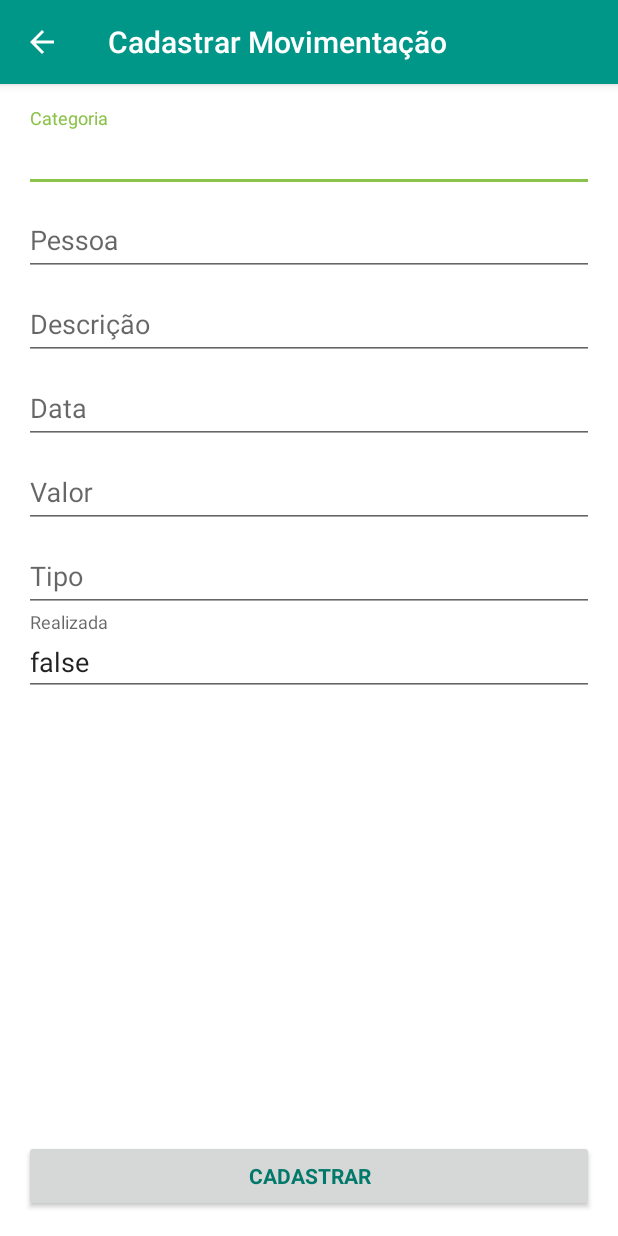
After one commit to chicobentojr/minhaeiro, an Android app: the MovimentacaoCadastroActivity screen opened directly, with no data from a screen before it, on a phone screen of 412 x 824 dp. The commit adds this screen. Run offline under Robolectric (Android 15) with nearby library versions, the phone set to English and light mode, and no system bars; our stand-ins replace Volley.

Commit message:
Inicia o Cadastro de Movimentação

```diff
--- a/app/src/main/java/br/com/chicobentojr/minhaeiro/activity/LoginActivity.java
+++ b/app/src/main/java/br/com/chicobentojr/minhaeiro/activity/LoginActivity.java
@@ -89,7 +89,6 @@ public class LoginActivity extends AppCompatActivity implements TextView.OnEdito
                 new Response.Listener<JSONObject>() {
                     @Override
                     public void onResponse(JSONObject response) {
-                        Log.i("MINHAEIRO",response.toString());
                         Gson gson = new Gson();
                         Usuario usuarioResposta = gson.fromJson(response.toString(), Usuario.class);
                         P.setUsuario(usuarioResposta);
--- /dev/null
+++ b/app/src/main/java/br/com/chicobentojr/minhaeiro/activity/MovimentacaoCadastroActivity.java
@@ -0,0 +1,148 @@
+package br.com.chicobentojr.minhaeiro.activity;
+
+import android.app.ProgressDialog;
+import android.content.Intent;
+import android.os.Bundle;
+import android.support.v7.app.AppCompatActivity;
+import android.view.View;
+import android.widget.EditText;
+
+import com.android.volley.Request;
+import com.android.volley.Response;
+import com.android.volley.VolleyError;
+import com.android.volley.toolbox.JsonObjectRequest;
+import com.google.gson.Gson;
+
+import org.json.JSONObject;
+
+import br.com.chicobentojr.minhaeiro.R;
+import br.com.chicobentojr.minhaeiro.models.Movimentacao;
+import br.com.chicobentojr.minhaeiro.models.Usuario;
+import br.com.chicobentojr.minhaeiro.utils.ApiRoutes;
+import br.com.chicobentojr.minhaeiro.utils.AppController;
+import br.com.chicobentojr.minhaeiro.utils.MinhaeiroErrorHelper;
+import br.com.chicobentojr.minhaeiro.utils.MinhaeiroRetryPolicy;
+import br.com.chicobentojr.minhaeiro.utils.P;
+
+public class MovimentacaoCadastroActivity extends AppCompatActivity {
+
+    private EditText txtCategoria;
+    private EditText txtPessoa;
+    private EditText txtMovimentacaoData;
+    private EditText txtMovimentacaoValor;
+    private EditText txtDescricao;
+    private EditText txtMovimentacaoTipo;
+    private EditText txtRealizada;
+    private ProgressDialog progressDialog;
+
+    @Override
+    protected void onCreate(Bundle savedInstanceState) {
+        super.onCreate(savedInstanceState);
+        setContentView(R.layout.activity_movimentacao_cadastro);
+        getSupportActionBar().setDisplayHomeAsUpEnabled(true);
+
+        txtCategoria = (EditText) findViewById(R.id.txtCategoria);
+        txtPessoa = (EditText) findViewById(R.id.txtPessoa);
+        txtMovimentacaoData = (EditText) findViewById(R.id.txtMovimentacaoData);
+        txtMovimentacaoValor = (EditText) findViewById(R.id.txtMovimentacaoValor);
+        txtDescricao = (EditText) findViewById(R.id.txtDescricao);
+        txtMovimentacaoTipo = (EditText) findViewById(R.id.txtMovimentacaoTipo);
+        txtRealizada = (EditText) findViewById(R.id.txtRealizada);
+
+        txtRealizada.setText(String.valueOf(false));
+
+        progressDialog = new ProgressDialog(this);
+        progressDialog.setCanceledOnTouchOutside(false);
+    }
+
+    public void cadastrar(View v) {
+        limparErros();
+
+        int categoria_id = Integer.parseInt(txtCategoria.getText().toString());
+        int pessoa_id = Integer.parseInt(txtPessoa.getText().toString());
+        String movimentacao_data = txtMovimentacaoData.getText().toString();
+        double valor = Double.parseDouble(txtMovimentacaoValor.getText().toString());
+        String descricao = txtDescricao.getText().toString();
+        char tipo = txtMovimentacaoTipo.getText().charAt(0);
+        boolean realizada = Boolean.valueOf(txtRealizada.getText().toString());
+
+        boolean valido = true;
+        View focusView = null;
+
+        if (movimentacao_data.isEmpty()) {
+            txtMovimentacaoData.setError("A Data é obrigatória");
+            focusView = txtMovimentacaoData;
+            valido = false;
+        } else if (String.valueOf(valor).isEmpty() || valor <= 0) {
+            txtMovimentacaoValor.setError("O Valor é obrigatório");
+            focusView = txtMovimentacaoValor;
+            valido = false;
+        } else if (descricao.isEmpty()) {
+            txtDescricao.setError("A Descrição é obrigatória");
+            focusView = txtDescricao;
+            valido = false;
+        } else if (String.valueOf(tipo).isEmpty()) {
+            txtMovimentacaoTipo.setError("O Tipo é obrigatório");
+            focusView = txtMovimentacaoTipo;
+            valido = false;
+        } else if (String.valueOf(realizada).isEmpty()) {
+            txtRealizada.setError("Esse campo é obrigatório");
+            focusView = txtRealizada;
+            valido = false;
+        }
+
+        if (!valido) {
+            focusView.requestFocus();
+        } else {
+            Movimentacao movimentacao = new Movimentacao();
+
+            movimentacao.categoria_id = categoria_id;
+            movimentacao.pessoa_id = pessoa_id;
+            movimentacao.movimentacao_data = movimentacao_data;
+            movimentacao.valor = valor;
+            movimentacao.descricao = descricao;
+            movimentacao.tipo = tipo;
+            movimentacao.realizada = realizada;
+
+            cadastrarMovimentacao(movimentacao);
+        }
+    }
+
+    public void cadastrarMovimentacao(Movimentacao movimentacao){
+        progressDialog.setMessage("Carregando...");
+        progressDialog.show();
+
+        JsonObjectRequest request = new JsonObjectRequest(
+                Request.Method.POST,
+                ApiRoutes.montar(P.autenticacao(),"movimentacao",P.usuario_id().toString()),
+                new JSONObject(movimentacao.toParams()),
+                new Response.Listener<JSONObject>() {
+                    @Override
+                    public void onResponse(JSONObject response) {
+                        Gson gson = new Gson();
+                        Movimentacao movimentacaoResposta = gson.fromJson(response.toString(), Movimentacao.class);
+
+                        progressDialog.hide();
+                        startActivity(new Intent(getApplicationContext(), MainActivity.class));
+                    }
+                }, new Response.ErrorListener() {
+            @Override
+            public void onErrorResponse(VolleyError error) {
+                progressDialog.hide();
+                MinhaeiroErrorHelper.alertar(error, MovimentacaoCadastroActivity.this);
+            }
+        });
+        AppController.getInstance().addToRequestQueue(request);
+    }
+
+    public void limparErros() {
+        txtCategoria.setError(null);
+        txtPessoa.setError(null);
+        txtMovimentacaoData.setError(null);
+        txtMovimentacaoValor.setError(null);
+        txtDescricao.setError(null);
+        txtMovimentacaoTipo.setError(null);
+        txtRealizada.setError(null);
+    }
+
+}
--- a/app/src/main/java/br/com/chicobentojr/minhaeiro/utils/AppController.java
+++ b/app/src/main/java/br/com/chicobentojr/minhaeiro/utils/AppController.java
@@ -38,6 +38,7 @@ public class AppController extends Application {
         getRequestQueue().add(request);
     }
     public <T> void addToRequestQueue(Request<T> request){
+        request.setRetryPolicy(MinhaeiroRetryPolicy.getInstance());
         request.setTag(TAG);
         getRequestQueue().add(request);
     }
--- /dev/null
+++ b/app/src/main/res/layout/activity_movimentacao_cadastro.xml
@@ -0,0 +1,145 @@
+<LinearLayout xmlns:android="http://schemas.android.com/apk/res/android"
+    xmlns:tools="http://schemas.android.com/tools"
+    android:layout_width="match_parent"
+    android:layout_height="match_parent"
+    android:gravity="center_horizontal"
+    android:orientation="vertical"
+    android:paddingBottom="@dimen/activity_vertical_margin"
+    android:paddingLeft="@dimen/activity_horizontal_margin"
+    android:paddingRight="@dimen/activity_horizontal_margin"
+    android:paddingTop="@dimen/activity_vertical_margin"
+    tools:context="br.com.chicobentojr.minhaeiro.activity.MovimentacaoCadastroActivity">
+
+    <ScrollView
+        android:layout_weight="9"
+        android:layout_width="match_parent"
+        android:layout_height="0dp">
+
+        <LinearLayout
+            android:orientation="vertical"
+            android:layout_width="match_parent"
+            android:layout_height="match_parent">
+
+            <android.support.design.widget.TextInputLayout
+                android:layout_width="match_parent"
+                android:layout_height="wrap_content">
+
+                <EditText
+                    android:id="@+id/txtCategoria"
+                    android:layout_width="match_parent"
+                    android:layout_height="wrap_content"
+                    android:focusable="true"
+                    android:focusableInTouchMode="true"
+                    android:hint="Categoria"
+                    android:inputType="number"
+                    android:maxLines="1"
+                    android:singleLine="true" />
+
+            </android.support.design.widget.TextInputLayout>
+
+            <android.support.design.widget.TextInputLayout
+                android:layout_width="match_parent"
+                android:layout_height="wrap_content">
+
+                <EditText
+                    android:id="@+id/txtPessoa"
+                    android:layout_width="match_parent"
+                    android:layout_height="wrap_content"
+                    android:focusable="true"
+                    android:focusableInTouchMode="true"
+                    android:hint="Pessoa"
+                    android:inputType="number"
+                    android:maxLines="1"
+                    android:singleLine="true" />
+
+            </android.support.design.widget.TextInputLayout>
+
+
+            <android.support.design.widget.TextInputLayout
+                android:layout_width="match_parent"
+                android:layout_height="wrap_content">
+
+                <EditText
+                    android:id="@+id/txtDescricao"
+                    android:layout_width="match_parent"
+                    android:layout_height="wrap_content"
+                    android:focusable="true"
+                    android:focusableInTouchMode="true"
+                    android:hint="@string/txtDescricaoHint"
+                    android:inputType="textAutoCorrect"
+                    android:maxLines="1"
+                    android:singleLine="true" />
+
+            </android.support.design.widget.TextInputLayout>
+
+
+            <android.support.design.widget.TextInputLayout
+                android:layout_width="match_parent"
+                android:layout_height="wrap_content">
+
+                <EditText
+                    android:id="@+id/txtMovimentacaoData"
+                    android:layout_width="match_parent"
+                    android:layout_height="wrap_content"
+                    android:hint="@string/txtMovimentacaoDataHint"
+                    android:inputType="date" />
+
+            </android.support.design.widget.TextInputLayout>
+
+            <android.support.design.widget.TextInputLayout
+                android:layout_width="match_parent"
+                android:layout_height="wrap_content">
+
+                <EditText
+                    android:id="@+id/txtMovimentacaoValor"
+                    android:layout_width="match_parent"
+                    android:layout_height="wrap_content"
+                    android:hint="@string/txtValorHint"
+                    android:inputType="numberDecimal" />
+
+            </android.support.design.widget.TextInputLayout>
+
+            <android.support.design.widget.TextInputLayout
+                android:layout_width="match_parent"
+                android:layout_height="wrap_content">
+
+                <EditText
+                    android:id="@+id/txtMovimentacaoTipo"
+                    android:layout_width="match_parent"
+                    android:layout_height="wrap_content"
+                    android:hint="Tipo" />
+
+            </android.support.design.widget.TextInputLayout>
+
+            <android.support.design.widget.TextInputLayout
+                android:layout_width="match_parent"
+                android:layout_height="wrap_content">
+
+                <EditText
+                    android:id="@+id/txtRealizada"
+                    android:layout_width="match_parent"
+                    android:layout_height="wrap_content"
+                    android:hint="Realizada" />
+
+            </android.support.design.widget.TextInputLayout>
+
+
+        </LinearLayout>
+    </ScrollView>
+    <RelativeLayout
+        android:layout_width="match_parent"
+        android:layout_height="0dp"
+        android:layout_weight="1">
+
+        <Button
+            android:id="@+id/btnCadastrar"
+            style="?android:textAppearanceSmall"
+            android:layout_width="match_parent"
+            android:layout_height="wrap_content"
+            android:layout_alignParentBottom="true"
+            android:onClick="cadastrar"
+            android:text="@string/btnCadastrar"
+            android:textColor="@color/primary_dark"
+            android:textStyle="bold" />
+    </RelativeLayout>
+</LinearLayout>
--- a/app/src/main/res/values/strings.xml
+++ b/app/src/main/res/values/strings.xml
@@ -36,4 +36,8 @@
     <string name="confirma_senha_vazio_erro">A Confirmação de Senha é obrigatória</string>
     <string name="confirma_senha_invalida_erro">A Confirmação de Senha está diferente da Senha</string>
     <string name="btnPerfil">Atualizar Perfil</string>
+    <string name="title_activity_movimentacao_cadastro">Cadastrar Movimentação</string>
+    <string name="txtDescricaoHint">Descrição</string>
+    <string name="txtMovimentacaoDataHint">Data</string>
+    <string name="txtValorHint">Valor</string>
 </resources>
```
Also changed, not shown: app/src/main/AndroidManifest.xml (+10 -1 lines), app/src/main/java/br/com/chicobentojr/minhaeiro/activity/MainActivity.java (+7 -7 lines), app/src/main/java/br/com/chicobentojr/minhaeiro/models/Movimentacao.java (+17 -0 lines).
